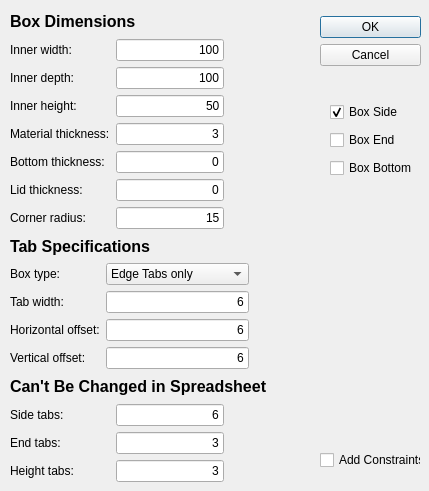
Qt form LivingHingeBox/Macro_LivingHingeBox.ui (gharley/FreeCAD_Macros) before a commit.
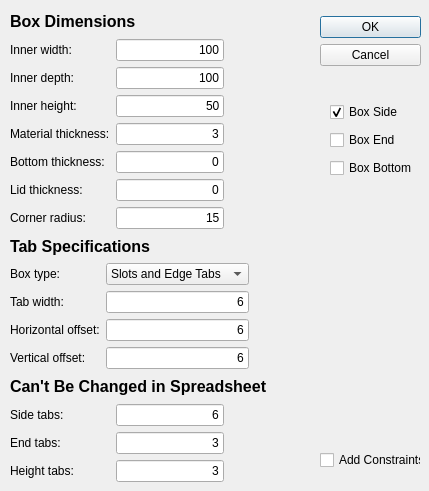
The same form after that commit.

Commit message: added bottom tabs to side

The edit to the form file:
```diff
--- a/LivingHingeBox/Macro_LivingHingeBox.ui
+++ b/LivingHingeBox/Macro_LivingHingeBox.ui
@@ -392,7 +392,7 @@
          <string>&lt;html&gt;&lt;head/&gt;&lt;body&gt;&lt;p&gt;Choose whether the box will have inset slots or edge tabs (or both) on the top and/or bottom.&lt;/p&gt;&lt;/body&gt;&lt;/html&gt;</string>
         </property>
         <property name="currentIndex">
-         <number>2</number>
+         <number>0</number>
         </property>
         <item>
          <property name="text">
```
The commit also changes 1 other file.
